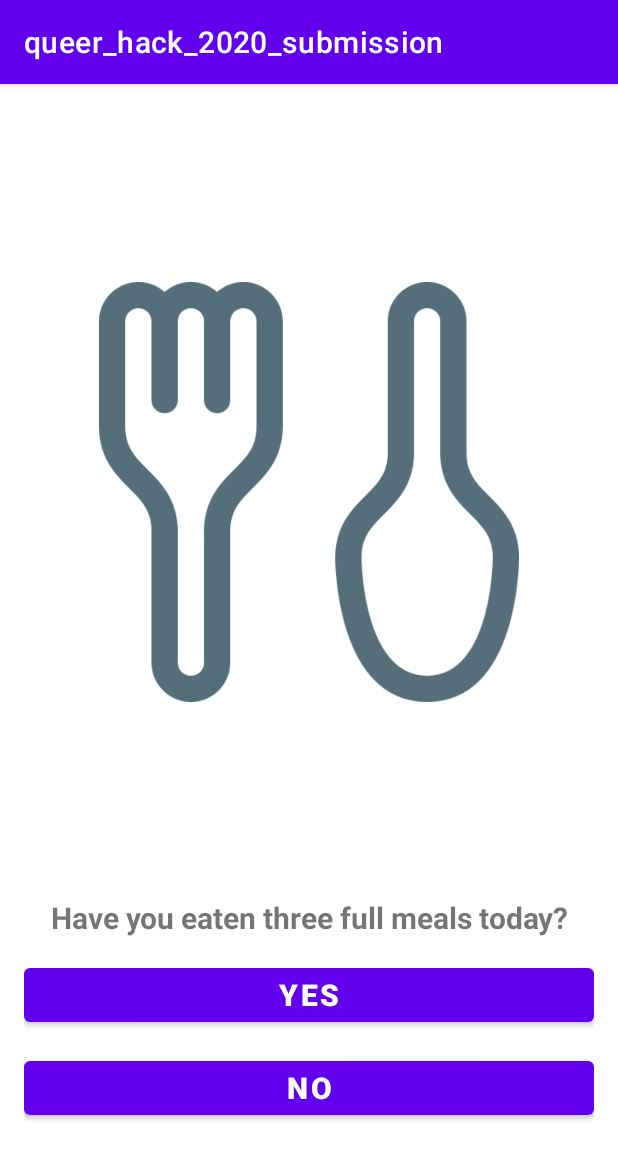
After one commit to ams1347/I-Care_queer_hack_2020_submission, an Android app: the StandardQuestionActivity screen opened directly, with no data from a screen before it, on a phone screen of 412 x 824 dp. The commit adds this screen. Shown: the top 1159 px of the screen. Run offline under Robolectric (Android 15) with nearby library versions, the phone set to English and light mode, and no system bars.

Commit message:
Adding a standard question page

```diff
--- a/app/src/main/AndroidManifest.xml
+++ b/app/src/main/AndroidManifest.xml
@@ -12,8 +12,10 @@
         android:roundIcon="@mipmap/ic_launcher_round"
         android:supportsRtl="true"
         android:theme="@style/Theme.Queer_hack_2020_submission">
-        <activity android:name=".SignUpActivity"
-                android:noHistory="true"/>
+        <activity android:name=".StandardQuestionActivity"></activity>
+        <activity
+            android:name=".SignUpActivity"
+            android:noHistory="true" />
         <activity
             android:name=".LogInActivity"
             android:noHistory="true">
@@ -24,7 +26,7 @@
             </intent-filter>
         </activity>
         <activity android:name=".ShopActivity" />
-        <activity android:name=".MainActivity"/>
+        <activity android:name=".MainActivity" />
     </application>
 
 </manifest>
--- /dev/null
+++ b/app/src/main/java/com/hfad/queer_hack_2020_submission/StandardQuestionActivity.java
@@ -0,0 +1,37 @@
+package com.hfad.queer_hack_2020_submission;
+
+import androidx.appcompat.app.AppCompatActivity;
+
+import android.content.Intent;
+import android.os.Bundle;
+import android.view.View;
+
+public class StandardQuestionActivity extends AppCompatActivity {
+
+    @Override
+    protected void onCreate(Bundle savedInstanceState) {
+        super.onCreate(savedInstanceState);
+        setContentView(R.layout.activity_standard_question);
+    }
+
+    /**
+     * This method updates the user's score and moves on to the next question
+     * @param v
+     */
+    public void yesClicked(View v)
+    {
+        // user updates points
+        // move to next page (for now it's set to the main page)
+        Intent intent = new Intent(this, MainActivity.class);
+        startActivity(intent);
+    } // yesClicked()
+
+    public void noClicked(View v)
+    {
+        // user updates points
+        // move to next page (for now it's set to the main page)
+        Intent intent = new Intent(this, MainActivity.class);
+        startActivity(intent);
+    }
+
+}
--- a/app/src/main/java/com/hfad/queer_hack_2020_submission/User.java
+++ b/app/src/main/java/com/hfad/queer_hack_2020_submission/User.java
@@ -4,6 +4,7 @@ public class User {
     private String userID;
     private String email;
     private String documentRef;
+    private int coins;
 
     public User() {
     }
@@ -37,6 +38,11 @@ public class User {
         this.documentRef = documentRef;
     }
 
+    public void updatePoints(int newPoints)
+    {
+        coins+= newPoints;
+    }
+
     @Override
     public String toString() {
         return "User{" +
--- /dev/null
+++ b/app/src/main/res/layout/activity_standard_question.xml
@@ -0,0 +1,58 @@
+<?xml version="1.0" encoding="utf-8"?>
+
+<ScrollView xmlns:android="http://schemas.android.com/apk/res/android"
+    xmlns:tools="http://schemas.android.com/tools"
+    android:layout_width="match_parent"
+    android:layout_height="wrap_content">
+
+    <LinearLayout xmlns:android="http://schemas.android.com/apk/res/android"
+        xmlns:tools="http://schemas.android.com/tools"
+        android:layout_width="match_parent"
+        android:layout_height="match_parent"
+        android:orientation="vertical"
+        android:padding="16dp"
+        tools:context=".StandardQuestionActivity">
+
+        <ImageView
+            android:layout_width="wrap_content"
+            android:layout_height="wrap_content"
+            android:paddingHorizontal="50dp"
+            android:src="@drawable/meal" />
+
+        <TextView
+            android:layout_width="match_parent"
+            android:layout_height="wrap_content"
+            android:layout_gravity="center_horizontal"
+            android:layout_marginTop="14dp"
+            android:text="@string/meal_question"
+            android:textAlignment="center"
+            android:textSize="20sp"
+            android:textStyle="bold" />
+
+        <Button
+            android:id="@+id/yes_button"
+            android:layout_width="match_parent"
+            android:layout_height="wrap_content"
+            android:layout_gravity="center_horizontal"
+            android:layout_marginTop="14dp"
+            android:onClick="yesClicked"
+            android:text="@string/yes_message"
+            android:textAlignment="center"
+            android:textSize="20sp"
+            android:textStyle="bold" />
+
+        <Button
+            android:id="@+id/no_button"
+            android:layout_width="match_parent"
+            android:layout_height="wrap_content"
+            android:layout_gravity="center_horizontal"
+            android:layout_marginTop="14dp"
+            android:onClick="noClicked"
+            android:text="@string/no_message"
+            android:textAlignment="center"
+            android:textSize="20sp"
+            android:textStyle="bold" />
+
+    </LinearLayout>
+
+</ScrollView>
--- a/app/src/main/res/values/strings.xml
+++ b/app/src/main/res/values/strings.xml
@@ -11,5 +11,8 @@
     <string name="sign_up">Sign Up</string>
     <string name="old_user_label">Returning User?</string>
     <string name="sign_in_instead">Sign In Instead</string>
+    <string name="meal_question">Have you eaten three full meals today?</string>
+    <string name="yes_message">YES</string>
+    <string name="no_message">NO</string>
 
 </resources>
```
Also changed, not shown: app/src/main/res/drawable-v24/meal.png (added).
